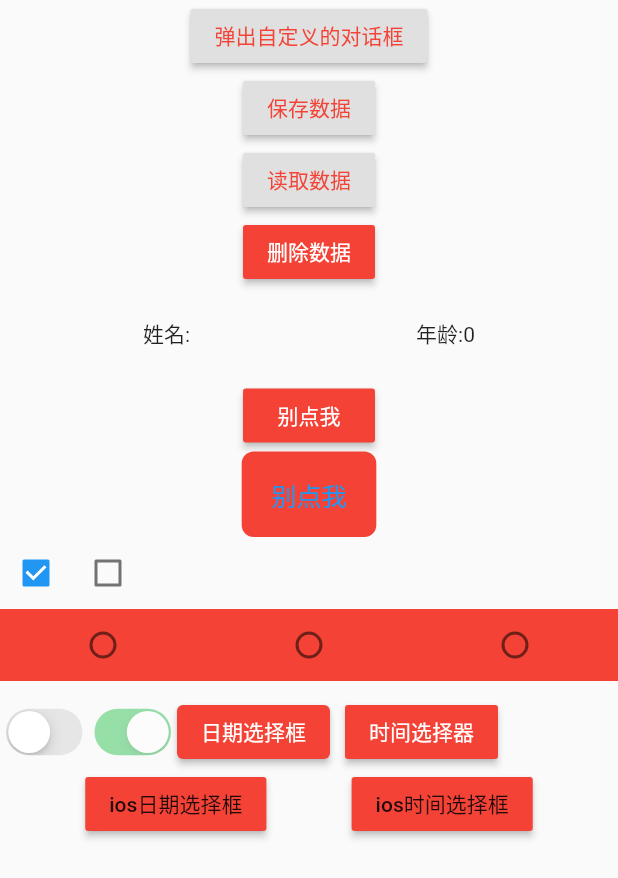
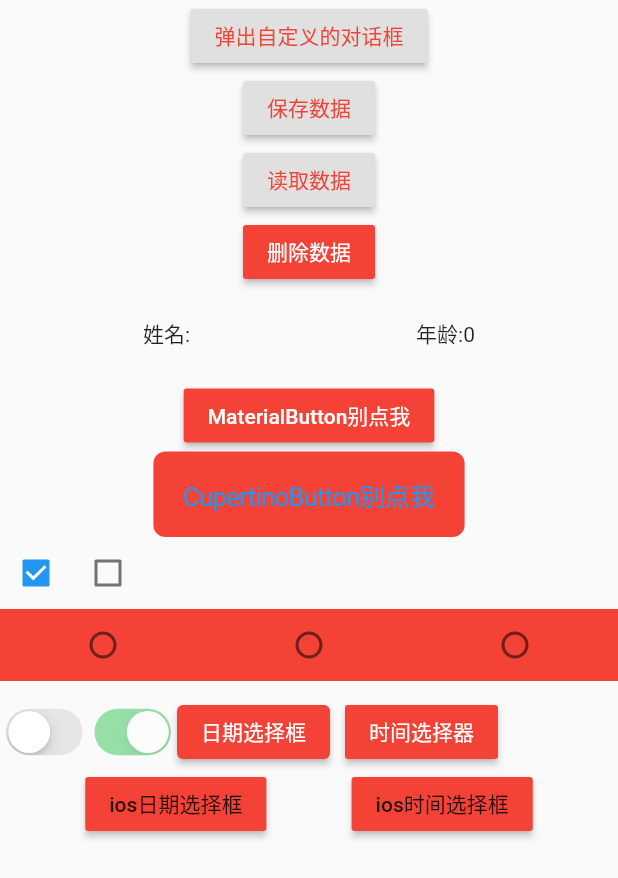
Before and after one commit to heiseyoumo/flutter_changyou, a Flutter app: the FeedbackContent widget shown alone on an empty page, opened directly, on a phone screen of 412 x 824 dp. Shown: the top 878 px of the screen. Run offline on Flutter 3.47's test engine with Material 2 defaults, Android fonts, the phone set to English and light mode, and no system bars; our stand-ins replace shared_preferences; accounts and stored records are empty; network calls fail.

Commit message:
flutter中常见的组件

```diff
--- a/lib/feedback_page.dart
+++ b/lib/feedback_page.dart
@@ -131,14 +131,14 @@ class _FeedbackContent extends State<FeedbackContent> {
             color: Colors.red,
             highlightColor: Colors.blue,
             textColor: Colors.white,
-            child: Text("别点我"),
+            child: Text("MaterialButton别点我"),
           ),
           CupertinoButton(
             onPressed: () {
               print("别点我啊");
             },
             color: Colors.red,
-            child: Text("别点我"),
+            child: Text("CupertinoButton别点我"),
             borderRadius: BorderRadius.all(Radius.circular(8)),
           ),
           Row(
```
